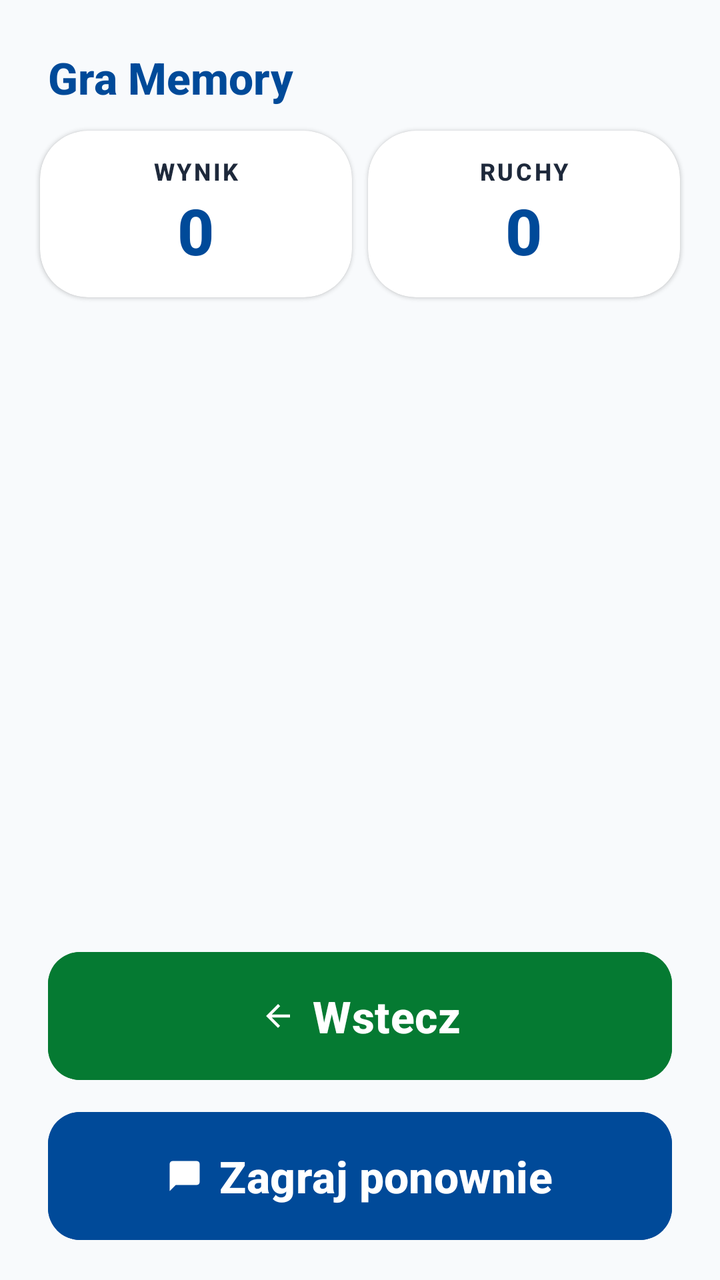
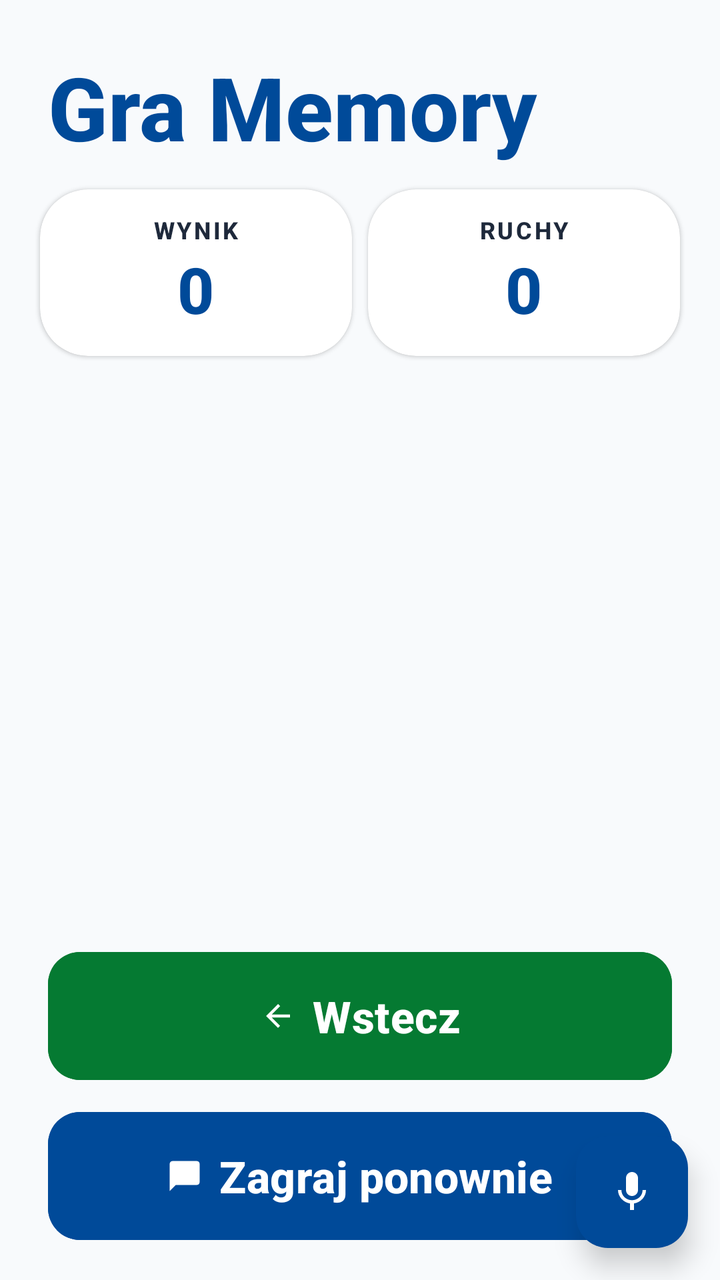

Screens rendered from an Android XML layout before and after an edit, with the pre-edit source and the edit as a unified diff.
<!-- AndroidManifest.xml: application theme Theme.Fitnessapp -->
<!-- res/layout/activity_memory_game.xml -->
<?xml version="1.0" encoding="utf-8"?>
<androidx.constraintlayout.widget.ConstraintLayout xmlns:android="http://schemas.android.com/apk/res/android"
    xmlns:app="http://schemas.android.com/apk/res-auto"
    android:layout_width="match_parent"
    android:layout_height="match_parent"
    android:background="#F8FAFC"
    android:paddingTop="24dp">

    <TextView
        android:id="@+id/tv_title"
        android:layout_width="0dp"
        android:layout_height="wrap_content"
        android:layout_marginStart="24dp"
        android:layout_marginEnd="24dp"
        android:text="Gra Memory"
        android:textColor="#004A99"
        android:textSize="22sp"
        android:textStyle="bold"
        app:layout_constraintStart_toStartOf="parent"
        app:layout_constraintEnd_toEndOf="parent"
        app:layout_constraintTop_toTopOf="parent" />

    
    <LinearLayout
        android:id="@+id/stats_container"
        android:layout_width="0dp"
        android:layout_height="wrap_content"
        android:layout_marginTop="8dp"
        android:paddingHorizontal="16dp"
        android:orientation="horizontal"
        app:layout_constraintStart_toStartOf="parent"
        app:layout_constraintEnd_toEndOf="parent"
        app:layout_constraintTop_toBottomOf="@id/tv_title">

        <androidx.cardview.widget.CardView
            android:layout_width="0dp"
            android:layout_height="wrap_content"
            android:layout_weight="1"
            android:layout_margin="4dp"
            app:cardCornerRadius="24dp"
            app:cardElevation="1dp"
            app:cardBackgroundColor="@color/white">
            <LinearLayout
                android:layout_width="match_parent"
                android:layout_height="wrap_content"
                android:orientation="vertical"
                android:padding="12dp"
                android:gravity="center">
                <TextView
                    android:layout_width="wrap_content"
                    android:layout_height="wrap_content"
                    android:text="WYNIK"
                    android:textColor="#1E293B"
                    android:textSize="12sp"
                    android:textStyle="bold"
                    android:letterSpacing="0.1" />
                <TextView
                    android:id="@+id/tv_score"
                    android:layout_width="wrap_content"
                    android:layout_height="wrap_content"
                    android:text="0"
                    android:textColor="#004A99"
                    android:textSize="32sp"
                    android:textStyle="bold" />
            </LinearLayout>
        </androidx.cardview.widget.CardView>

        <androidx.cardview.widget.CardView
            android:layout_width="0dp"
            android:layout_height="wrap_content"
            android:layout_weight="1"
            android:layout_margin="4dp"
            app:cardCornerRadius="24dp"
            app:cardElevation="1dp"
            app:cardBackgroundColor="@color/white">
            <LinearLayout
                android:layout_width="match_parent"
                android:layout_height="wrap_content"
                android:orientation="vertical"
                android:padding="12dp"
                android:gravity="center">
                <TextView
                    android:layout_width="wrap_content"
                    android:layout_height="wrap_content"
                    android:text="RUCHY"
                    android:textColor="#1E293B"
                    android:textSize="12sp"
                    android:textStyle="bold"
                    android:letterSpacing="0.1" />
                <TextView
                    android:id="@+id/tv_moves"
                    android:layout_width="wrap_content"
                    android:layout_height="wrap_content"
                    android:text="0"
                    android:textColor="#004A99"
                    android:textSize="32sp"
                    android:textStyle="bold" />
            </LinearLayout>
        </androidx.cardview.widget.CardView>
    </LinearLayout>

    <androidx.recyclerview.widget.RecyclerView
        android:id="@+id/rv_cards"
        android:layout_width="0dp"
        android:layout_height="0dp"
        android:layout_marginHorizontal="12dp"
        android:layout_marginTop="8dp"
        android:layout_marginBottom="8dp"
        android:clipToPadding="false"
        android:padding="2dp"
        android:overScrollMode="never"
        android:scrollbars="none"
        app:layout_constraintStart_toStartOf="parent"
        app:layout_constraintEnd_toEndOf="parent"
        app:layout_constraintBottom_toTopOf="@id/btn_back"
        app:layout_constraintTop_toBottomOf="@id/stats_container" />

    <Button
        android:id="@+id/btn_back"
        android:layout_width="0dp"
        android:layout_height="72dp"
        android:layout_marginHorizontal="24dp"
        android:layout_marginBottom="8dp"
        android:backgroundTint="#057A32"
        android:text="Wstecz"
        android:textAllCaps="false"
        android:textColor="@color/white"
        android:textSize="22sp"
        android:fontFamily="sans-serif-medium"
        android:textStyle="bold"
        app:icon="@drawable/ic_back"
        app:iconGravity="textStart"
        app:iconTint="@color/white"
        app:cornerRadius="16dp"
        app:layout_constraintStart_toStartOf="parent"
        app:layout_constraintEnd_toEndOf="parent"
        app:layout_constraintBottom_toTopOf="@id/btn_restart" />

    <Button
        android:id="@+id/btn_restart"
        android:layout_width="0dp"
        android:layout_height="72dp"
        android:layout_marginHorizontal="24dp"
        android:layout_marginBottom="16dp"
        android:backgroundTint="#004A99"
        android:text="Zagraj ponownie"
        android:textAllCaps="false"
        android:textColor="@color/white"
        android:textSize="22sp"
        android:fontFamily="sans-serif-medium"
        android:textStyle="bold"
        app:icon="@drawable/ic_chat"
        app:iconGravity="textStart"
        app:iconTint="@color/white"
        app:cornerRadius="16dp"
        app:layout_constraintStart_toStartOf="parent"
        app:layout_constraintEnd_toEndOf="parent"
        app:layout_constraintBottom_toBottomOf="parent" />

</androidx.constraintlayout.widget.ConstraintLayout>
<!-- resources referenced by this layout -->
<resources>
  <color name="white">#FFFFFFFF</color>
  <!-- drawable ic_back (drawable) -->
  <vector xmlns:android="http://schemas.android.com/apk/res/android"
      android:width="24dp"
      android:height="24dp"
      android:viewportWidth="24"
      android:viewportHeight="24">
      <path
          android:fillColor="#000000"
          android:pathData="M20,11H7.83l5.59,-5.59L12,4l-8,8 8,8 1.41,-1.41L7.83,13H20v-2z"/>
  </vector>
  <!-- drawable ic_chat (drawable) -->
  <vector xmlns:android="http://schemas.android.com/apk/res/android"
      android:width="24dp"
      android:height="24dp"
      android:viewportWidth="24"
      android:viewportHeight="24">
      <path
          android:fillColor="#FF000000"
          android:pathData="M20,2H4C2.9,2 2,2.9 2,4V22L6,18H20C21.1,18 22,17.1 22,16V4C22,2.9 21.1,2 20,2Z" />
  </vector>
  <style name="Theme.Fitnessapp" parent="Base.Theme.Fitnessapp" />
  <style name="Base.Theme.Fitnessapp" parent="Theme.Material3.Light.NoActionBar">
          
          <item name="android:fontFamily">sans-serif-medium</item>
          <item name="android:textAllCaps">false</item>
          <item name="android:textColor">#0F172A</item>
          <item name="android:windowBackground">#F8FAFC</item>
      </style>
</resources>

<!-- the commit's change to res/layout/activity_memory_game.xml (unified diff, before → after) -->
@@ -14,7 +14,7 @@
         android:layout_marginEnd="24dp"
         android:text="Gra Memory"
         android:textColor="#004A99"
-        android:textSize="22sp"
+        android:textSize="44sp"
         android:textStyle="bold"
         app:layout_constraintStart_toStartOf="parent"
         app:layout_constraintEnd_toEndOf="parent"
@@ -157,4 +157,18 @@
         app:layout_constraintEnd_toEndOf="parent"
         app:layout_constraintBottom_toBottomOf="parent" />
 
+    <com.google.android.material.floatingactionbutton.FloatingActionButton
+        android:id="@+id/fab_mic"
+        android:layout_width="wrap_content"
+        android:layout_height="wrap_content"
+        android:layout_margin="16dp"
+        android:contentDescription="Nagrywanie głosu"
+        android:src="@drawable/ic_mic"
+        app:backgroundTint="#004A99"
+        app:tint="#FFFFFF"
+        app:fabSize="normal"
+        app:elevation="8dp"
+        app:layout_constraintBottom_toBottomOf="parent"
+        app:layout_constraintEnd_toEndOf="parent" />
+
 </androidx.constraintlayout.widget.ConstraintLayout>
<!-- resource entries referenced after the edit -->
@@ -21,6 +21,16 @@
           android:fillColor="#FF000000"
           android:pathData="M20,2H4C2.9,2 2,2.9 2,4V22L6,18H20C21.1,18 22,17.1 22,16V4C22,2.9 21.1,2 20,2Z" />
   </vector>
+  <!-- drawable ic_mic (drawable) -->
+  <vector xmlns:android="http://schemas.android.com/apk/res/android"
+      android:width="24dp"
+      android:height="24dp"
+      android:viewportWidth="24"
+      android:viewportHeight="24">
+      <path
+          android:fillColor="#1A5DFF"
+          android:pathData="M12,14c1.66,0 3,-1.34 3,-3V5c0,-1.66 -1.34,-3 -3,-3S9,3.34 9,5v6C9,12.66 10.34,14 12,14zM17.3,11c0,3 -2.54,5.1 -5.3,5.1S6.7,14 6.7,11H5c0,3.41 2.72,6.23 6,6.72V21h2v-3.28c3.28,-0.49 6,-3.31 6,-6.72H17.3z"/>
+  </vector>
   <style name="Theme.Fitnessapp" parent="Base.Theme.Fitnessapp" />
   <style name="Base.Theme.Fitnessapp" parent="Theme.Material3.Light.NoActionBar">
           
